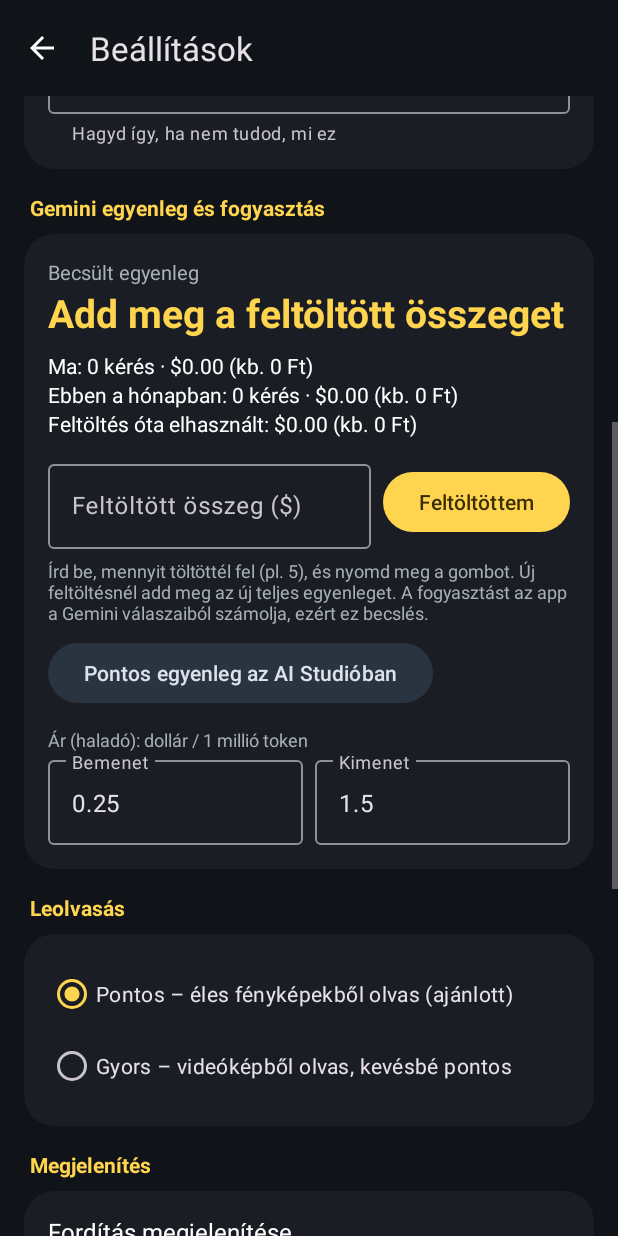
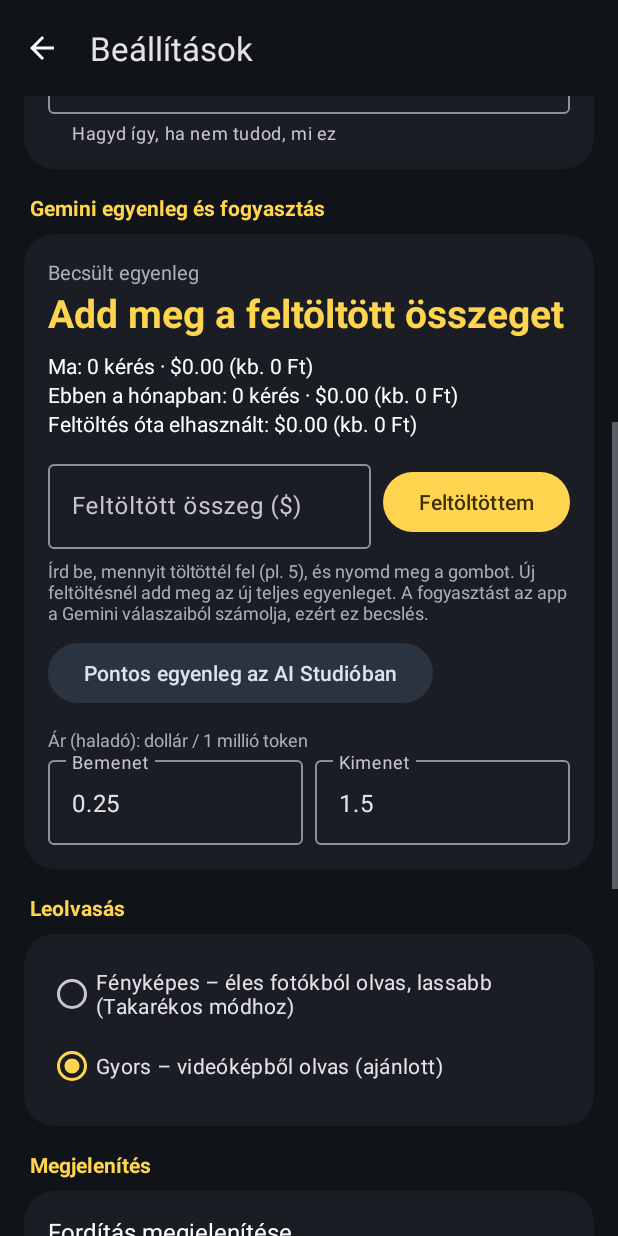
Before and after one commit to kondasadam/FeliratFordito, an Android app: the SettingsActivity screen opened directly, with no data from a screen before it, scrolled down 532 dp, on a phone screen of 412 x 824 dp. Run offline under Robolectric (Android 15) with nearby library versions, the phone set to English and light mode, and no system bars.

Commit message:
Gyorsítás: videós leolvasás alapból, rövidebb Gemini-várakozás, nincs dupla kérés
Co-Authored-By: Claude Opus 5.5 <noreply@anthropic.com>
Claude-Session: https://claude.ai/code/session_01SGD6tLx87PaPZF6VTScqg7

```diff
--- a/app/src/main/java/com/example/feliratfordito/SettingsActivity.kt
+++ b/app/src/main/java/com/example/feliratfordito/SettingsActivity.kt
@@ -107,7 +107,7 @@ class SettingsActivity : AppCompatActivity() {
 
         // Leolvasás módja
         val readGroup = findViewById<RadioGroup>(R.id.readGroup)
-        readGroup.check(if (prefs.getString("readMode", "photo") == "video") R.id.readVideo else R.id.readPhoto)
+        readGroup.check(if (prefs.getString("readMode", "video") == "photo") R.id.readPhoto else R.id.readVideo)
         readGroup.setOnCheckedChangeListener { _, id ->
             prefs.edit().putString("readMode", if (id == R.id.readVideo) "video" else "photo").apply()
         }
--- a/app/src/main/res/layout/activity_settings.xml
+++ b/app/src/main/res/layout/activity_settings.xml
@@ -276,13 +276,13 @@
                         android:id="@+id/readPhoto"
                         android:layout_width="match_parent"
                         android:layout_height="wrap_content"
-                        android:text="Pontos – éles fényképekből olvas (ajánlott)" />
+                        android:text="Fényképes – éles fotókból olvas, lassabb (Takarékos módhoz)" />
 
                     <com.google.android.material.radiobutton.MaterialRadioButton
                         android:id="@+id/readVideo"
                         android:layout_width="match_parent"
                         android:layout_height="wrap_content"
-                        android:text="Gyors – videóképből olvas, kevésbé pontos" />
+                        android:text="Gyors – videóképből olvas (ajánlott)" />
                 </RadioGroup>
             </com.google.android.material.card.MaterialCardView>
 
```
Also changed, not shown: app/src/main/java/com/example/feliratfordito/Gemini.kt (+6 -2 lines), app/src/main/java/com/example/feliratfordito/MainActivity.kt (+8 -4 lines).
